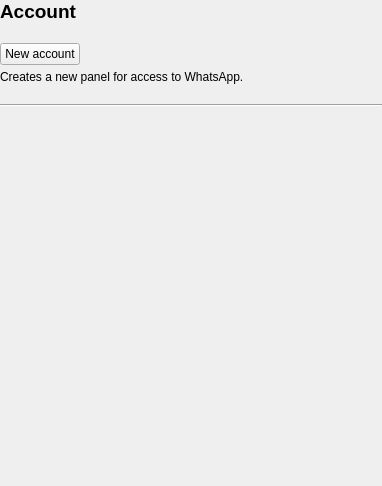
Qt form zapzap/view/ui/account_page.ui (jmbatistav/zapzap) before a commit.
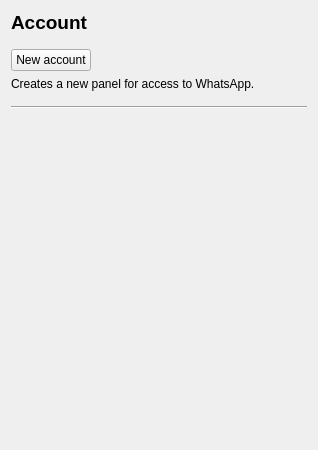
The same form after that commit.

Commit message: :lipstick: feat: Margin and size adjustments

The edit to the form file:
```diff
--- a/zapzap/view/ui/account_page.ui
+++ b/zapzap/view/ui/account_page.ui
@@ -6,29 +6,67 @@
    <rect>
     <x>0</x>
     <y>0</y>
-    <width>382</width>
-    <height>486</height>
+    <width>318</width>
+    <height>450</height>
    </rect>
   </property>
   <property name="windowTitle">
    <string/>
   </property>
-  <layout class="QHBoxLayout" name="horizontalLayout">
+  <layout class="QVBoxLayout" name="verticalLayout">
    <property name="spacing">
-    <number>0</number>
+    <number>15</number>
    </property>
-   <property name="leftMargin">
-    <number>0</number>
-   </property>
-   <property name="topMargin">
-    <number>0</number>
-   </property>
-   <property name="rightMargin">
-    <number>0</number>
-   </property>
-   <property name="bottomMargin">
-    <number>0</number>
-   </property>
+   <item>
+    <widget class="QLabel" name="label">
+     <property name="font">
+      <font>
+       <pointsize>14</pointsize>
+       <bold>true</bold>
+      </font>
+     </property>
+     <property name="text">
+      <string>Account</string>
+     </property>
+    </widget>
+   </item>
+   <item>
+    <layout class="QVBoxLayout" name="verticalLayout_new">
+     <property name="spacing">
+      <number>6</number>
+     </property>
+     <item>
+      <widget class="QPushButton" name="btnNewUser">
+       <property name="sizePolicy">
+        <sizepolicy hsizetype="Fixed" vsizetype="Fixed">
+         <horstretch>0</horstretch>
+         <verstretch>0</verstretch>
+        </sizepolicy>
+       </property>
+       <property name="text">
+        <string>New account</string>
+       </property>
+      </widget>
+     </item>
+     <item>
+      <widget class="QLabel" name="label_2">
+       <property name="text">
+        <string>Creates a new panel for access to WhatsApp.</string>
+       </property>
+       <property name="wordWrap">
+        <bool>true</bool>
+       </property>
+      </widget>
+     </item>
+    </layout>
+   </item>
+   <item>
+    <widget class="Line" name="line">
+     <property name="orientation">
+      <enum>Qt::Horizontal</enum>
+     </property>
+    </widget>
+   </item>
    <item>
     <widget class="QScrollArea" name="scrollArea">
      <property name="frameShape">
@@ -42,8 +80,8 @@
        <rect>
         <x>0</x>
         <y>0</y>
-        <width>382</width>
-        <height>486</height>
+        <width>300</width>
+        <height>309</height>
        </rect>
       </property>
       <property name="minimumSize">
@@ -54,7 +92,7 @@
       </property>
       <layout class="QVBoxLayout" name="verticalLayout_2">
        <property name="spacing">
-        <number>20</number>
+        <number>0</number>
        </property>
        <property name="leftMargin">
         <number>0</number>
@@ -68,53 +106,6 @@
        <property name="bottomMargin">
         <number>0</number>
        </property>
-       <item>
-        <widget class="QLabel" name="label">
-         <property name="font">
-          <font>
-           <pointsize>14</pointsize>
-           <bold>true</bold>
-          </font>
-         </property>
-         <property name="text">
-          <string>Account</string>
-         </property>
-        </widget>
-       </item>
-       <item>
-        <layout class="QVBoxLayout" name="verticalLayout">
-         <property name="spacing">
-          <number>5</number>
-         </property>
-         <item>
-          <widget class="QPushButton" name="btnNewUser">
-           <property name="sizePolicy">
-            <sizepolicy hsizetype="Fixed" vsizetype="Fixed">
-             <horstretch>0</horstretch>
-             <verstretch>0</verstretch>
-            </sizepolicy>
-           </property>
-           <property name="text">
-            <string>New account</string>
-           </property>
-          </widget>
-         </item>
-         <item>
-          <widget class="QLabel" name="label_2">
-           <property name="text">
-            <string>Creates a new panel for access to WhatsApp.</string>
-           </property>
-          </widget>
-         </item>
-        </layout>
-       </item>
-       <item>
-        <widget class="Line" name="line">
-         <property name="orientation">
-          <enum>Qt::Horizontal</enum>
-         </property>
-        </widget>
-       </item>
        <item>
         <layout class="QVBoxLayout" name="usersList">
          <property name="spacing">
```
The commit also changes 13 other files.
